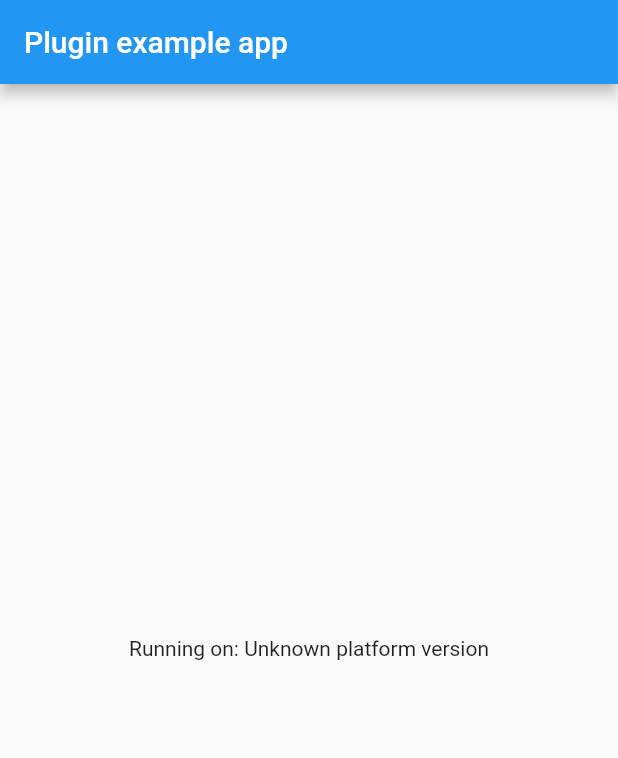
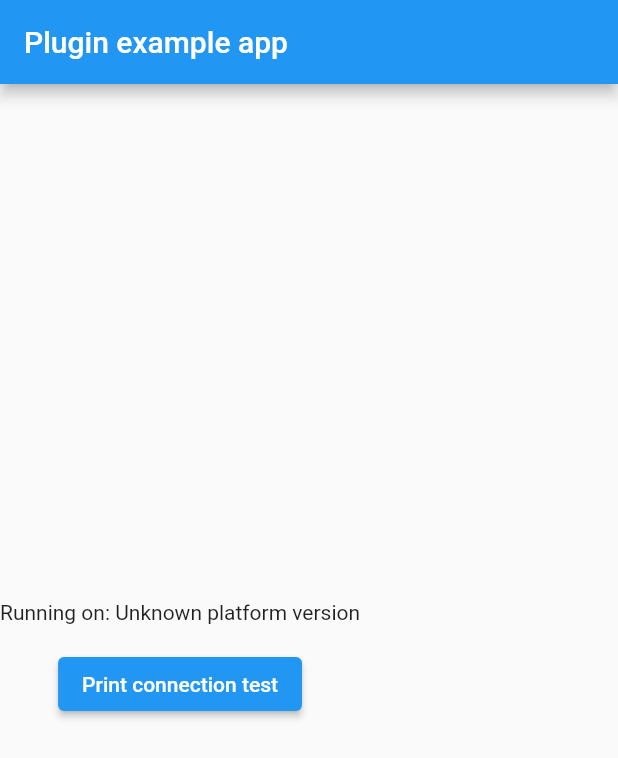
Before and after one commit to FrenkyDema/sunmi_cloud_printer, a Flutter app: the screen it shows after launch, on a phone screen of 412 x 824 dp. Shown: the top 758 px of the screen. Run offline on Flutter 3.47's test engine with Material 2 defaults, Android fonts, the phone set to English and light mode, and no system bars; our stand-ins replace plugin_platform_interface.

Commit message:
first print
synchronize error

```diff
--- a/example/lib/main.dart
+++ b/example/lib/main.dart
@@ -1,6 +1,6 @@
-import 'package:flutter/material.dart';
 import 'dart:async';
 
+import 'package:flutter/material.dart';
 import 'package:flutter/services.dart';
 import 'package:sunmi_cloud_printer/sunmi_cloud_printer.dart';
 
@@ -31,8 +31,8 @@ class _MyAppState extends State<MyApp> {
     // Platform messages may fail, so we use a try/catch PlatformException.
     // We also handle the message potentially returning null.
     try {
-      platformVersion =
-          await _sunmiCloudPrinterPlugin.getPlatformVersion() ?? 'Unknown platform version';
+      platformVersion = await _sunmiCloudPrinterPlugin.getPlatformVersion() ??
+          'Unknown platform version';
     } on PlatformException {
       platformVersion = 'Failed to get platform version.';
     }
@@ -51,13 +51,19 @@ class _MyAppState extends State<MyApp> {
   Widget build(BuildContext context) {
     return MaterialApp(
       home: Scaffold(
-        appBar: AppBar(
-          title: const Text('Plugin example app'),
-        ),
-        body: Center(
-          child: Text('Running on: $_platformVersion\n'),
-        ),
-      ),
+          appBar: AppBar(
+            title: const Text('Plugin example app'),
+          ),
+          body: Column(
+            children: [
+              const Spacer(),
+              Text('Running on: $_platformVersion\n'),
+              ElevatedButton(
+                  onPressed: () => _sunmiCloudPrinterPlugin.printConnectionTest(),
+                  child: const Text("Print connection test")),
+              const Spacer(),
+            ],
+          )),
     );
   }
 }
--- a/lib/sunmi_cloud_printer.dart
+++ b/lib/sunmi_cloud_printer.dart
@@ -5,4 +5,8 @@ class SunmiCloudPrinter {
   Future<String?> getPlatformVersion() {
     return SunmiCloudPrinterPlatform.instance.getPlatformVersion();
   }
+
+  Future<void> printConnectionTest() {
+    return SunmiCloudPrinterPlatform.instance.printConnectionTest();
+ }
 }
--- a/lib/sunmi_cloud_printer_method_channel.dart
+++ b/lib/sunmi_cloud_printer_method_channel.dart
@@ -11,7 +11,13 @@ class MethodChannelSunmiCloudPrinter extends SunmiCloudPrinterPlatform {
 
   @override
   Future<String?> getPlatformVersion() async {
-    final version = await methodChannel.invokeMethod<String>('getPlatformVersion');
+    final version =
+        await methodChannel.invokeMethod<String>('getPlatformVersion');
     return version;
   }
+
+  @override
+  Future<void> printConnectionTest() async {
+    await methodChannel.invokeMethod("TEST");
+  }
 }
--- a/lib/sunmi_cloud_printer_platform_interface.dart
+++ b/lib/sunmi_cloud_printer_platform_interface.dart
@@ -26,4 +26,8 @@ abstract class SunmiCloudPrinterPlatform extends PlatformInterface {
   Future<String?> getPlatformVersion() {
     throw UnimplementedError('platformVersion() has not been implemented.');
   }
+
+  Future<void> printConnectionTest() {
+    throw UnimplementedError('printConnectionTest() has not been implemented.');
+  }
 }
```
Also changed, not shown: 1 other file.
